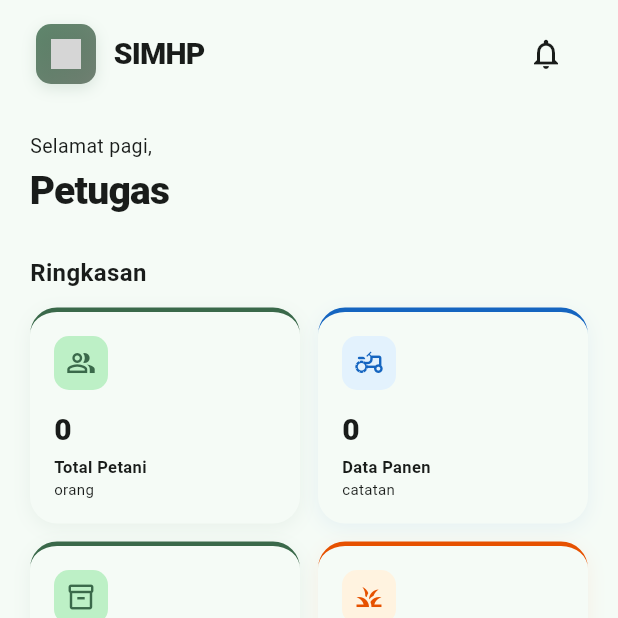
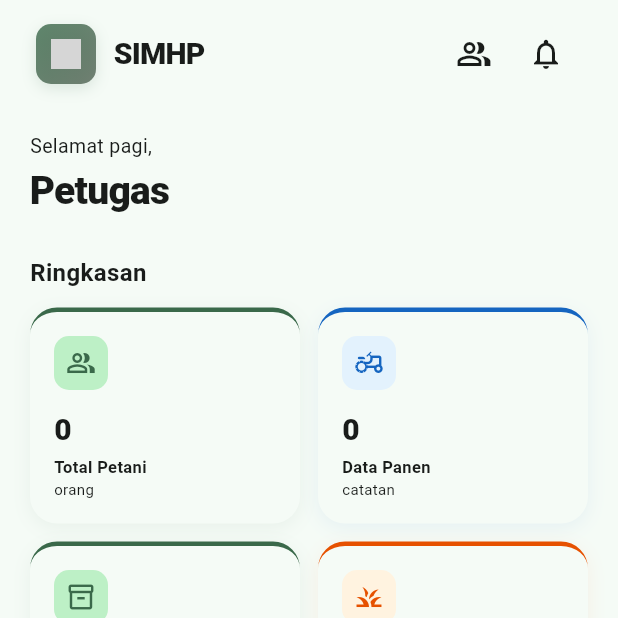
Before and after one commit to dzikri15/SIMHPSB-Kelompok4, a Flutter app: the BerandaScreen screen opened directly, on a phone screen of 412 x 824 dp, the top half of it. Run offline on Flutter 3.47's test engine with Material 3 defaults, Android fonts, the phone set to English and light mode, and no system bars; our stand-ins replace flutter_svg, image_picker, liquid_swipe, shared_preferences; accounts and stored records are empty; network calls fail; grey boxes are pictures that could not be loaded.

Commit message:
feat(mobile): jadikan kartu Total Petani bisa diklik menuju Data Petani

```diff
--- a/pangan_mobile/lib/screens/beranda_screen.dart
+++ b/pangan_mobile/lib/screens/beranda_screen.dart
@@ -27,6 +27,7 @@ class _BerandaScreenState extends State<BerandaScreen> {
   List<TransaksiStokModel> _aktivitas = [];
   bool _loading = true;
   String _namaUser = 'Petugas';
+  String _userRole = 'petugas';
 
   @override
   void initState() {
@@ -57,6 +58,7 @@ class _BerandaScreenState extends State<BerandaScreen> {
       if (mounted) {
         setState(() {
           _namaUser = user?.name ?? 'Petugas';
+          _userRole = user?.role ?? 'petugas';
           _ringkasan = {
             'total_petani': petaniData?['total'] ?? petaniData?['meta']?['total'] ?? 0,
             'total_panen':  panenData?['total']  ?? panenData?['meta']?['total']  ?? 0,
@@ -98,6 +100,7 @@ class _BerandaScreenState extends State<BerandaScreen> {
         showAlert: true,
         showLogout: widget.onLogoutTap != null,
         showMenu: widget.onLogoutTap != null,
+        showPetaniList: _userRole == 'petugas' || _userRole == 'admin',
         onLogoutTap: widget.onLogoutTap,
       ),
       body: RefreshIndicator(
@@ -161,6 +164,11 @@ class _BerandaScreenState extends State<BerandaScreen> {
               satuan: 'orang',
               warna: AppColors.primary,
               bg: AppColors.primaryContainer,
+              onTap: () {
+                if (_userRole == 'petugas' || _userRole == 'admin') {
+                  Navigator.pushNamed(context, '/petani_list');
+                }
+              },
             ),
           ),
           const SizedBox(width: 12),
@@ -214,10 +222,13 @@ class _BerandaScreenState extends State<BerandaScreen> {
     required String satuan,
     required Color warna,
     required Color bg,
+    VoidCallback? onTap,
   }) {
     final surfaceColor = Theme.of(context).colorScheme.surface;
 
-    return Container(
+    return GestureDetector(
+      onTap: onTap,
+      child: Container(
         padding: const EdgeInsets.all(16),
         decoration: BoxDecoration(
           color: surfaceColor,
@@ -258,8 +269,10 @@ class _BerandaScreenState extends State<BerandaScreen> {
                     fontSize: 10, color: Theme.of(context).colorScheme.onSurfaceVariant)),
           ],
         ),
+      ),
     );
   }
+
 
   // ── Akses Cepat ────────────────────────────────────────────────────────
   Widget _buildAksesCepat() {
```
Lines whose indentation alone changed are shown as unchanged.
